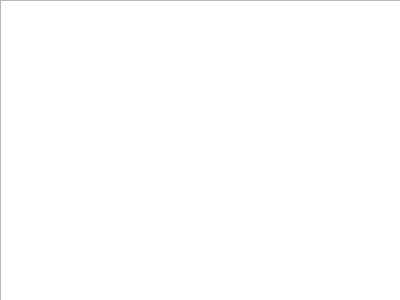
Old version of the form frontend/kuittiwindow.ui in the repository 22kmo-project/group_1.
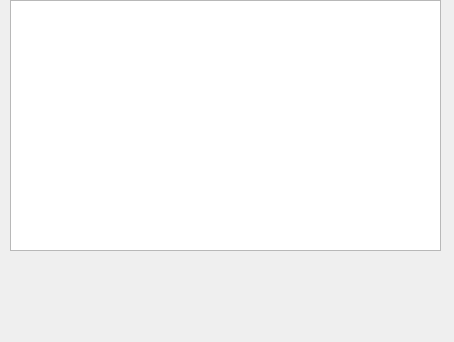
New version of the form.

Commit message: kuittiwindow ja tietokanta keskustelee

Diff of the .ui file:
```diff
--- a/frontend/kuittiwindow.ui
+++ b/frontend/kuittiwindow.ui
@@ -6,8 +6,8 @@
    <rect>
     <x>0</x>
     <y>0</y>
-    <width>400</width>
-    <height>300</height>
+    <width>454</width>
+    <height>342</height>
    </rect>
   </property>
   <property name="windowTitle">
@@ -16,10 +16,10 @@
   <widget class="QTableWidget" name="kuittiTable">
    <property name="geometry">
     <rect>
-     <x>0</x>
+     <x>10</x>
      <y>0</y>
-     <width>411</width>
-     <height>301</height>
+     <width>431</width>
+     <height>251</height>
     </rect>
    </property>
   </widget>
```
The commit also changes 4 other files.
